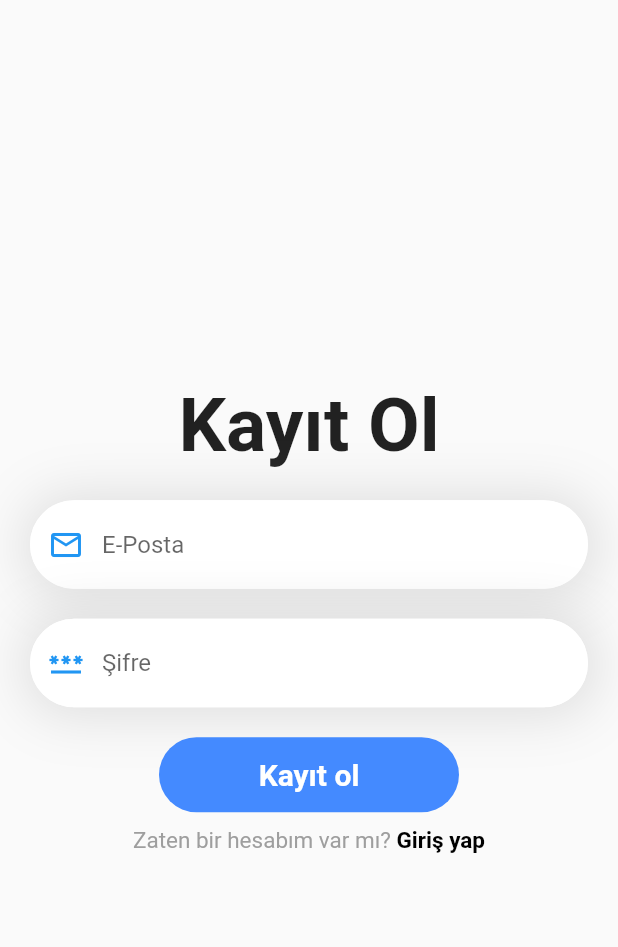
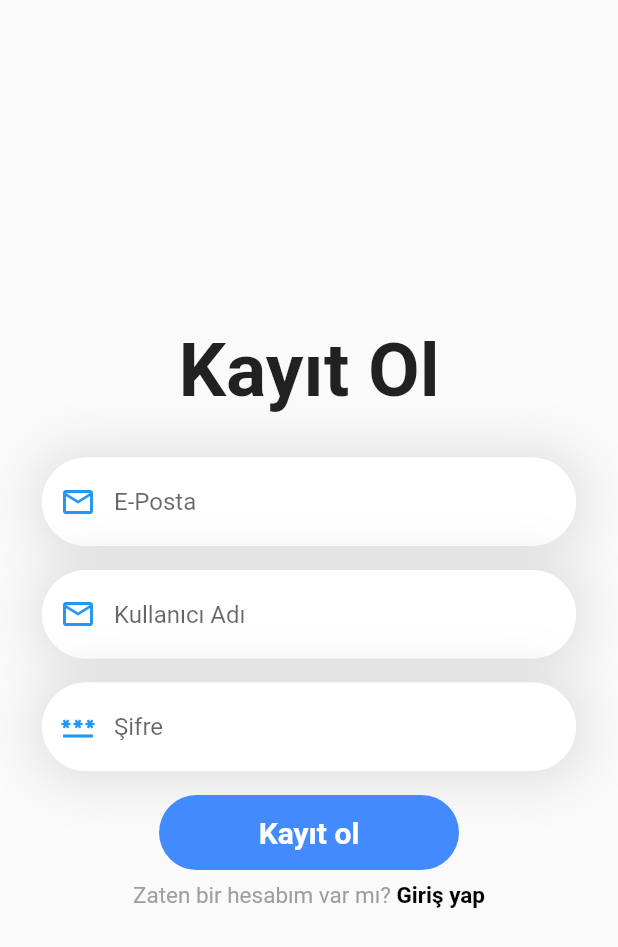
Before and after one commit to OmerYasirOnal/University-Grade-Calculator-App---Flutter, a Flutter app: the SignupPage screen opened directly, on a phone screen of 412 x 824 dp. Shown: the top 947 px of the screen. Run offline on Flutter 3.47's test engine with Material 2 defaults, Android fonts, the phone set to English and light mode, and no system bars; our stand-ins replace cloud_firestore, firebase_auth, firebase_core, get; accounts and stored records are empty; network calls fail.

Commit message:
Added user name field

```diff
--- /dev/null
+++ b/MyGradeCalculation/grade_calculator/lib/myWidgets/singupPageWidgets/UserNameField.dart
@@ -0,0 +1,40 @@
+import 'package:flutter/material.dart';
+
+class UserNameField extends StatelessWidget {
+  UserNameField({super.key, required this.userNameController});
+
+  final TextEditingController userNameController;
+
+  @override
+  Widget build(BuildContext context) {
+    return Container(
+      decoration: BoxDecoration(
+          color: Colors.white,
+          borderRadius: BorderRadius.circular(30),
+          boxShadow: [
+            BoxShadow(
+                spreadRadius: 5,
+                blurRadius: 30,
+                offset: const Offset(1, 1),
+                color: Colors.grey.withOpacity(0.3))
+          ]),
+      child: TextField(
+        controller: userNameController,
+        decoration: InputDecoration(
+          hintText: 'Kullanıcı Adı',
+          prefixIcon: const Icon(
+            Icons.email_outlined,
+            color: Colors.blue,
+          ),
+          focusedBorder: OutlineInputBorder(
+              borderRadius: BorderRadius.circular(30),
+              borderSide: const BorderSide(color: Colors.white, width: 1)),
+          enabledBorder: OutlineInputBorder(
+              borderRadius: BorderRadius.circular(30),
+              borderSide: const BorderSide(color: Colors.white, width: 1)),
+          border: OutlineInputBorder(borderRadius: BorderRadius.circular(30)),
+        ),
+      ),
+    );
+  }
+}
--- a/MyGradeCalculation/grade_calculator/lib/myWidgets/singupPageWidgets/mySingupButtonWidget.dart
+++ b/MyGradeCalculation/grade_calculator/lib/myWidgets/singupPageWidgets/mySingupButtonWidget.dart
@@ -7,17 +7,19 @@ class mySingupButtonWidget extends StatelessWidget {
     super.key,
     required this.emailController,
     required this.passwordController,
+    required this.userNameController,
   });
 
   final TextEditingController emailController;
   final TextEditingController passwordController;
+  final TextEditingController userNameController;
 
   @override
   Widget build(BuildContext context) {
     return GestureDetector(
       onTap: () {
-        AuthController.instance.register(
-            emailController.text.trim(), passwordController.text.trim());
+        AuthController.instance.register(emailController.text.trim(),
+            passwordController.text.trim(), userNameController.text.trim());
       },
       child: Container(
         width: 200,
--- a/MyGradeCalculation/grade_calculator/lib/myWidgets/welcomePageWidgets/myHistoryGradesWidget.dart
+++ b/MyGradeCalculation/grade_calculator/lib/myWidgets/welcomePageWidgets/myHistoryGradesWidget.dart
@@ -29,7 +29,7 @@ class MyHistoryGradesWidget extends StatelessWidget {
             asyncSnapshot.data != null &&
             asyncSnapshot.data!.docs.isNotEmpty) {
           return SingleChildScrollView(
-            scrollDirection: Axis.horizontal,
+            scrollDirection: Axis.vertical,
             child: DataTable(
               columns: <DataColumn>[
                 DataColumn(
--- a/MyGradeCalculation/grade_calculator/lib/view/authPages/signup_page.dart
+++ b/MyGradeCalculation/grade_calculator/lib/view/authPages/signup_page.dart
@@ -3,18 +3,19 @@ import 'package:flutter/material.dart';
 import 'package:get/get.dart';
 import 'package:grade_calculator/myWidgets/loginPageWidgets/myEmailInputWidget.dart';
 import 'package:grade_calculator/myWidgets/loginPageWidgets/myPasswordWidget.dart';
+import 'package:grade_calculator/myWidgets/singupPageWidgets/UserNameField.dart';
 
 import '../../myWidgets/singupPageWidgets/mySingupButtonWidget.dart';
 import 'login_page.dart';
 
 class SignupPage extends StatelessWidget {
-  const SignupPage({super.key});
+  const SignupPage({Key? key}) : super(key: key);
 
   @override
   Widget build(BuildContext context) {
     var emailController = TextEditingController();
     var passwordController = TextEditingController();
-
+    var userNameController = TextEditingController();
     final formKey = GlobalKey<FormState>();
 
     return Scaffold(
@@ -34,22 +35,27 @@ class SignupPage extends StatelessWidget {
                   fontWeight: FontWeight.bold,
                 ),
               ),
-              const SizedBox(
+              SizedBox(
                 height: 20,
               ),
-              myEmailInputWidget(emailController: emailController),
-              const SizedBox(
-                height: 20,
+              Padding(
+                padding: const EdgeInsets.all(8.0),
+                child: myEmailInputWidget(emailController: emailController),
               ),
-              myPasswordWidget(passwordController: passwordController),
-              const SizedBox(
-                height: 20,
+              Padding(
+                padding: const EdgeInsets.all(8.0),
+                child: UserNameField(userNameController: userNameController),
               ),
-              mySingupButtonWidget(
-                  emailController: emailController,
-                  passwordController: passwordController),
-              const SizedBox(
-                height: 10,
+              Padding(
+                padding: const EdgeInsets.all(8.0),
+                child: myPasswordWidget(passwordController: passwordController),
+              ),
+              Padding(
+                padding: const EdgeInsets.all(8.0),
+                child: mySingupButtonWidget(
+                    emailController: emailController,
+                    passwordController: passwordController,
+                    userNameController: userNameController),
               ),
               RichText(
                 text: TextSpan(
--- a/MyGradeCalculation/grade_calculator/pubspec.yaml
+++ b/MyGradeCalculation/grade_calculator/pubspec.yaml
@@ -40,11 +40,14 @@ dependencies:
   get: ^4.6.5
   firebase_storage: ^11.0.15
   cloud_firestore: ^4.4.3
+  horizontal_picker: ^1.2.0
 
 
 dev_dependencies:
   flutter_test:
     sdk: flutter
+
+  horizontal_picker: any
 
   # The "flutter_lints" package below contains a set of recommended lints to
   # encourage good coding practices. The lint set provided by the package is
```
Also changed, not shown: MyGradeCalculation/grade_calculator/lib/NavBar.dart (added, +69 -0 lines), MyGradeCalculation/grade_calculator/lib/controllers/auth_controller.dart (+9 -2 lines), MyGradeCalculation/grade_calculator/lib/view/authPages/welcome_page.dart (+12 -17 lines), MyGradeCalculation/grade_calculator/pubspec.lock.
